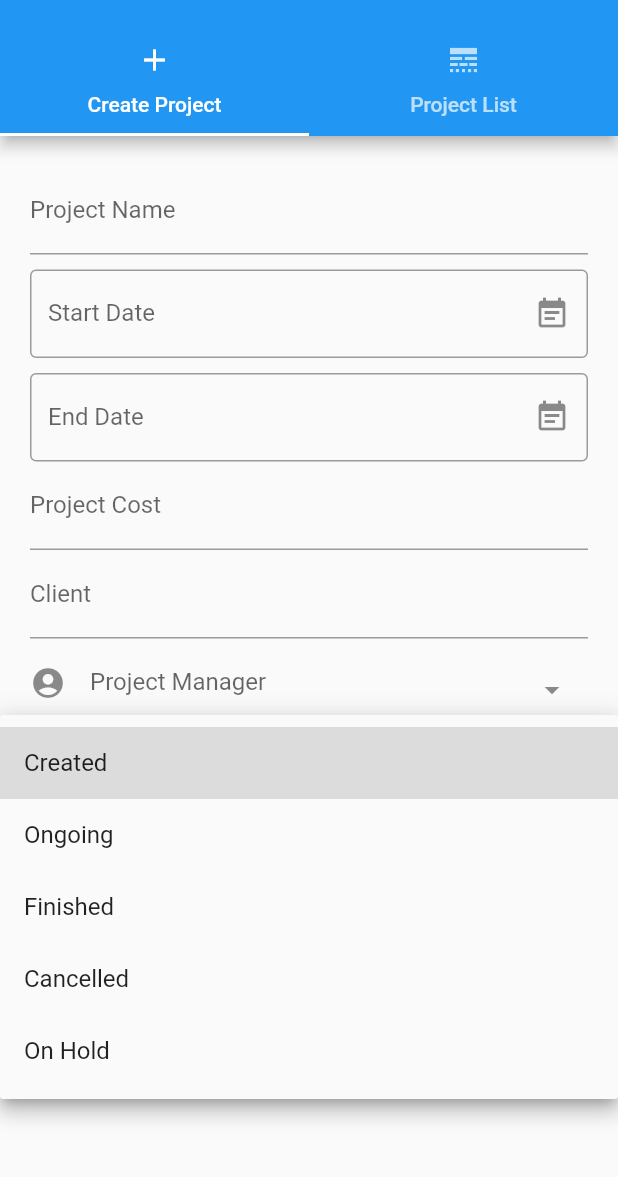
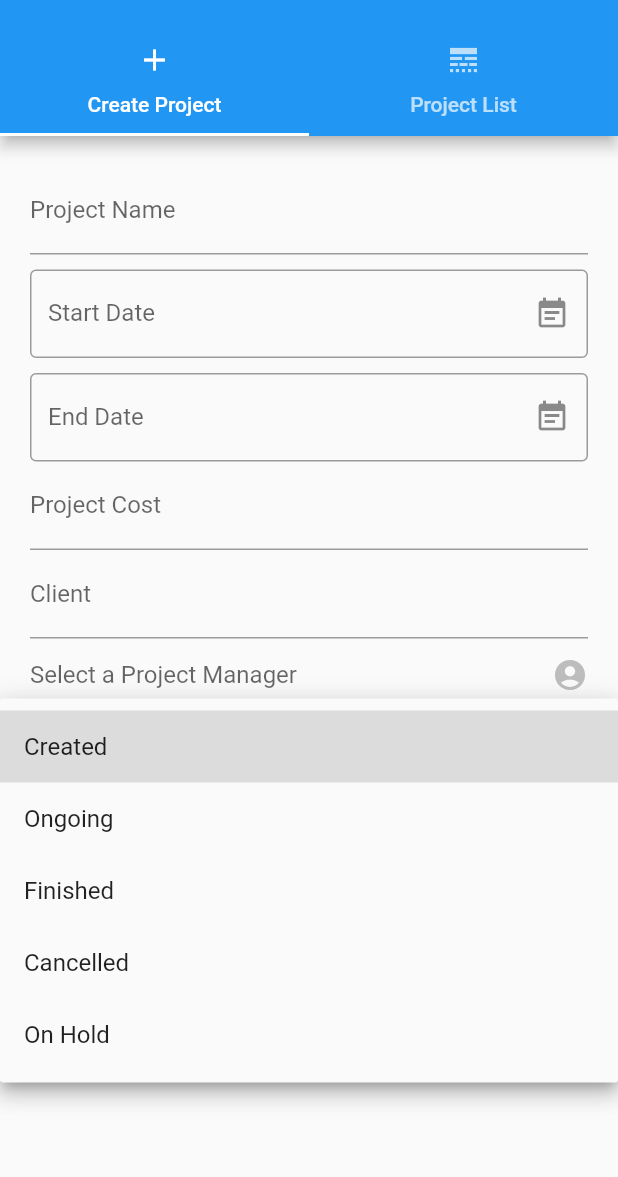
Before and after one commit to jrcmadushanka/horizon_projects, a Flutter app: the ManagerDashboard screen opened directly, after a tap on "Created", on a phone screen of 412 x 824 dp, the part 59-1236 px from its top. Run offline on Flutter 3.47's test engine with Material 2 defaults, Android fonts, the light colour scheme and no system bars; drawn by our look-alikes of date_field, select_form_field; our stand-ins replace cloud_firestore, firebase_auth, firebase_core, form_field_validator; missing offline and left inert: item_selector; accounts and stored records are empty; statements that could not run were skipped.

Commit message:
Manager drop down

```diff
--- a/lib/managerDashBoard.dart
+++ b/lib/managerDashBoard.dart
@@ -79,11 +79,12 @@ class RectSelection extends ItemSelection {
 }
 
 class ManagerDashboard extends StatefulWidget {
-  ManagerDashboard({Key key}) : super(key: key){
+  ManagerDashboard({Key key}) : super(key: key) {
     _getAllEmployees();
   }
 
   final List<UserModel> _managers = [];
+  final List<DropdownMenuItem> _managerDropDownItems = [];
   final List<UserModel> _employee = [];
 
   final List<Map<String, dynamic>> _items = [
@@ -107,14 +108,16 @@ class ManagerDashboard extends StatefulWidget {
   ];
 
   _getAllEmployees() async {
-    UserModel user;
+
     FirebaseFirestore.instance
         .collection('users')
-        .where('type', arrayContainsAny: ["MANAGER", "EMPLOYEE"])
+        .where('type', whereIn:['MANAGER', 'EMPLOYER'])
         .get()
-        .then((value) => {
-              value.docs.forEach((element) => {
-                    user = UserModel(
+        .then((value) {
+          print(value.docs.length.toString());
+          UserModel userModel;
+          value.docs.forEach((element) {
+            userModel = UserModel(
                 element.data().containsKey("uid") ? element["uid"] : "",
                 element.data().containsKey("full_name")
                     ? element["full_name"]
@@ -122,29 +125,34 @@ class ManagerDashboard extends StatefulWidget {
                 element.data().containsKey("admin_id")
                     ? element["admin_id"]
                     : "",
-                        element.data().containsKey("email")
-                            ? element["email"]
-                            : "",
-                        element.data().containsKey("type")
-                            ? element["type"]
-                            : "",
+                element.data().containsKey("email") ? element["email"] : "",
+                element.data().containsKey("type") ? element["type"] : "",
                 "",
-                        element.id)
-                  }),
-              if (user.type == "MANAGER")
-                {_managers.add(user)}
-              else
-                {_employee.add(user)}
+                element.id);
+
+            if (userModel.type == "MANAGER") {
+              _managers.add(userModel);
+              _managerDropDownItems.add(new DropdownMenuItem(child: Text(userModel.full_name), value: userModel.uid));
+
+            } else {
+              _employee.add(userModel);
+            }
+          });
+
+          print(_employee.length.toString() + " Man =>  " + _managers.length.toString());
         });
   }
 
   @override
   State<StatefulWidget> createState() {
-    return new ManagerDashBoardState();
+    return new ManagerDashBoardState(_managerDropDownItems);
   }
 }
 
-class ManagerDashBoardState extends State<ManagerDashboard>{
+class ManagerDashBoardState extends State<ManagerDashboard> {
+  final List<DropdownMenuItem> _managerDropDownItems;
+
+  ManagerDashBoardState(this._managerDropDownItems);
 
   @override
   Widget build(BuildContext context) {
@@ -203,7 +211,8 @@ class ManagerDashBoardState extends State<ManagerDashboard>{
                               print(value);
                             },
                           ),
-                          new Padding(padding: const EdgeInsets.only(top: 10.0)),
+                          new Padding(
+                              padding: const EdgeInsets.only(top: 10.0)),
                           DateTimeFormField(
                             decoration: const InputDecoration(
                               hintStyle: TextStyle(color: Colors.black45),
@@ -229,13 +238,10 @@ class ManagerDashBoardState extends State<ManagerDashboard>{
                             decoration: new InputDecoration(
                                 labelText: "Client", hintText: 'Client name'),
                           ),
-                          new SelectFormField(
-                            type: SelectFormFieldType.dropdown,
-                            // or can be dialog
-                            initialValue: 'circle',
+                          new DropdownButtonFormField(
                             icon: Icon(Icons.account_circle),
-                            labelText: 'Project Manager',
-//                      items: _items,
+                            items: _managerDropDownItems,
+                            hint: Text("Select a Project Manager"),
                             onChanged: (val) => print(val),
                             onSaved: (val) => print(val),
                           ),
```
Lines whose indentation alone changed are shown as unchanged.
